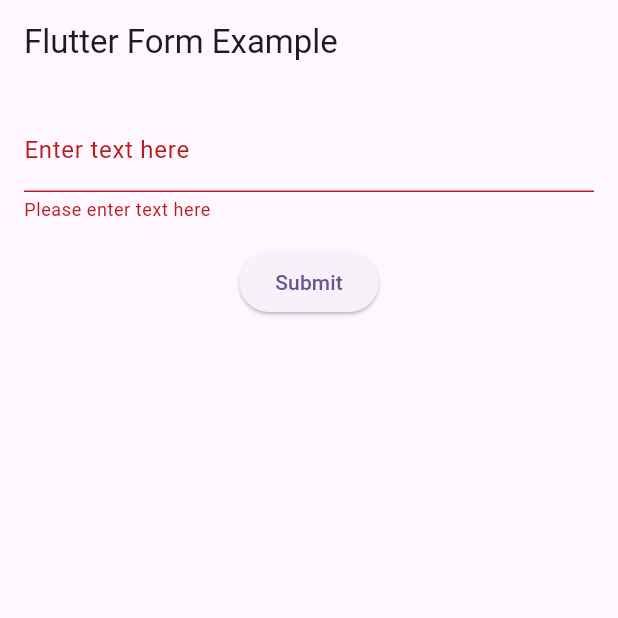
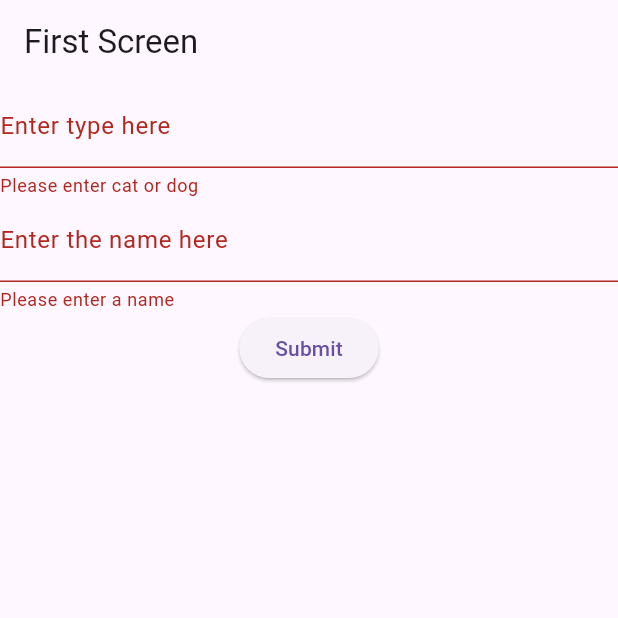
Before and after one commit to TareKhalifa/MobileApps_24, a Flutter app: the screen it shows after launch, after a tap on "Submit", on a phone screen of 412 x 824 dp, the top half of it. Run offline on Flutter 3.47's test engine with Material 3 defaults, Android fonts, the light colour scheme and no system bars.

Commit message:
Week4 without returning data with pop

```diff
--- a/lib/main.dart
+++ b/lib/main.dart
@@ -1,145 +1,128 @@
 import 'package:flutter/material.dart';
+class CustomCard extends StatelessWidget {
+  final String name;
+  final String picturePath;
+  CustomCard({required this.name, required this.picturePath});
 
-void main() {
-  runApp(const MyApp());
+  @override
+  Widget build(BuildContext context) {
+    return Center(
+      child: Column(
+        mainAxisAlignment: MainAxisAlignment.center,
+        children: [
+          Text(name),
+          Image.asset(picturePath, width: 400, height: 400,),
+          ElevatedButton(
+              onPressed: ()=>Navigator.pop(context),
+              child: Text("Return to first screen"))
+        ],
+      ) ,
+    );
   }
+}
+void main() => runApp(MyApp());
 
 class MyApp extends StatelessWidget {
-  const MyApp({super.key});
-
-  // This widget is the root of your application.
   @override
   Widget build(BuildContext context) {
     return MaterialApp(
-      title: 'Flutter Demo',
-      theme: ThemeData(
-        // This is the theme of your application.
-        //
-        // TRY THIS: Try running your application with "flutter run". You'll see
-        // the application has a purple toolbar. Then, without quitting the app,
-        // try changing the seedColor in the colorScheme below to Colors.green
-        // and then invoke "hot reload" (save your changes or press the "hot
-        // reload" button in a Flutter-supported IDE, or press "r" if you used
-        // the command line to start the app).
-        //
-        // Notice that the counter didn't reset back to zero; the application
-        // state is not lost during the reload. To reset the state, use hot
-        // restart instead.
-        //
-        // This works for code too, not just values: Most code changes can be
-        // tested with just a hot reload.
-        colorScheme: ColorScheme.fromSeed(seedColor: Colors.deepPurple),
-        useMaterial3: true,
-      ),
-      home: const MyHomePage(title: 'Flutter Demo Home Page'),
+      home: FirstScreen(),
     );
   }
 }
 
-class MyHomePage extends StatefulWidget {
-  const MyHomePage({super.key, required this.title});
+class FirstScreen extends StatelessWidget {
 
-  // This widget is the home page of your application. It is stateful, meaning
-  // that it has a State object (defined below) that contains fields that affect
-  // how it looks.
-
-  // This class is the configuration for the state. It holds the values (in this
-  // case the title) provided by the parent (in this case the App widget) and
-  // used by the build method of the State. Fields in a Widget subclass are
-  // always marked "final".
-
-  final String title;
-
-  @override
-  State<MyHomePage> createState() => _MyHomePageState();
-}
-
-class _MyHomePageState extends State<MyHomePage> {
-  // Create a global key that uniquely identifies the Form widget
-  // and allows validation of the form.
   final _formKey = GlobalKey<FormState>();
-  bool valid = false;
-  String pic = "";
-  Map<String, String> mp = {
-    'cat': 'cat.jpg',
-    'dog': 'dog.jpg',
-  };
-  // Create a controller to retrieve the text input from the TextFormField
   final TextEditingController _nameController = TextEditingController();
-  void _showImage(String text) {
-    text = text.toLowerCase();
-    if (mp.keys.any((key) => text.contains(key))) {
-      pic = mp[mp.keys.firstWhere((key) => text.contains(key))]!;
-      valid = true;
-    } else {
-      valid = false;
-    }
-    setState(() {});
-  }
-
-  @override
-  void dispose() {
-    // Clean up the controller when the widget is disposed.
-    _nameController.dispose();
-    super.dispose();
-  }
+  final TextEditingController _typeController = TextEditingController();
 
   @override
   Widget build(BuildContext context) {
     return Scaffold(
       appBar: AppBar(
-        title: Text('Flutter Form Example'),
+        title: const Text('First Screen'),
       ),
-      body: Padding(
-        padding: EdgeInsets.all(16.0),
+      body: Center(
         child: Form(
         key: _formKey, // Associate the form key
         child: Column(
           children: <Widget>[
           TextFormField(
+          controller: _typeController,
+          decoration: InputDecoration(
+            labelText: 'Enter type here',
+          ),
+          validator: (value) {
+            if (value=="cat" || value=='dog') {
+              return null;
+            }
+            return "Please enter cat or dog";
+          },
+        ),
+            TextFormField(
               controller: _nameController,
               decoration: InputDecoration(
-                  labelText: 'Enter text here',
+                labelText: 'Enter the name here',
               ),
-                // onChanged: (value)
-                //   setState(() {
-                //     // Update the value as the user types
-                //   });
-                // },
               validator: (value) {
-                  if (value == null || value.isEmpty) {
-                    return 'Please enter text here';
+                if (value==null || value.isEmpty) {
+                  return "Please enter a name";
                 }
                 return null;
               },
             ),
-/*
-              Text(_nameController.text.toUpperCase()),
-*/
-              SizedBox(height: 16),
             ElevatedButton(
               onPressed: () {
                 // Validate returns true if the form is valid, or false otherwise.
                 if (_formKey.currentState?.validate() == true) {
-                    // Process data if the form is valid
-                    _showImage(_nameController.text);
-                    ScaffoldMessenger.of(context).showSnackBar(
-                      SnackBar(content: Text(_nameController.text)),
-                    );
+                    Navigator.push(context,MaterialPageRoute(
+                      builder: (context) =>
+                          SecondScreen(name: _nameController.text,
+                            imagePath:"assets/images/${_typeController.text}.jpg"),
+                    ));
                 }
               },
               child: Text('Submit'),
             ),
-              if (valid)
-                Image.asset(
-                  "assets/images/" + pic,
-                  width: 100,
-                  height: 100,
-                )
-            ],
+          ]
       ),
-        ),
-      ),
-    );
+    )));
   }
 }
+
+class SecondScreen extends StatefulWidget {
+  final String name;
+  final String imagePath;
+
+  const SecondScreen({required this.name, required this.imagePath});
+
+  @override
+  _SecondScreenState createState() => _SecondScreenState();
+}
+
+class _SecondScreenState extends State<SecondScreen> {
+  late String name;
+  late String imagePath;
+
+  @override
+  void initState() {
+    super.initState();
+    // Initialize state with the values passed from the first screen
+    name = widget.name;
+    imagePath = widget.imagePath;
+  }
+
+
+  @override
+  Widget build(BuildContext context) {
+    return Scaffold(
+      appBar: AppBar(
+        title: const Text('Second Screen'),
+      ),
+      body: Center(
+          child: CustomCard(name: name,
+              picturePath: imagePath),
+    ));
+  }
+}
```
Also changed, not shown: 1 other file. Lines whose indentation alone changed are shown as unchanged.
